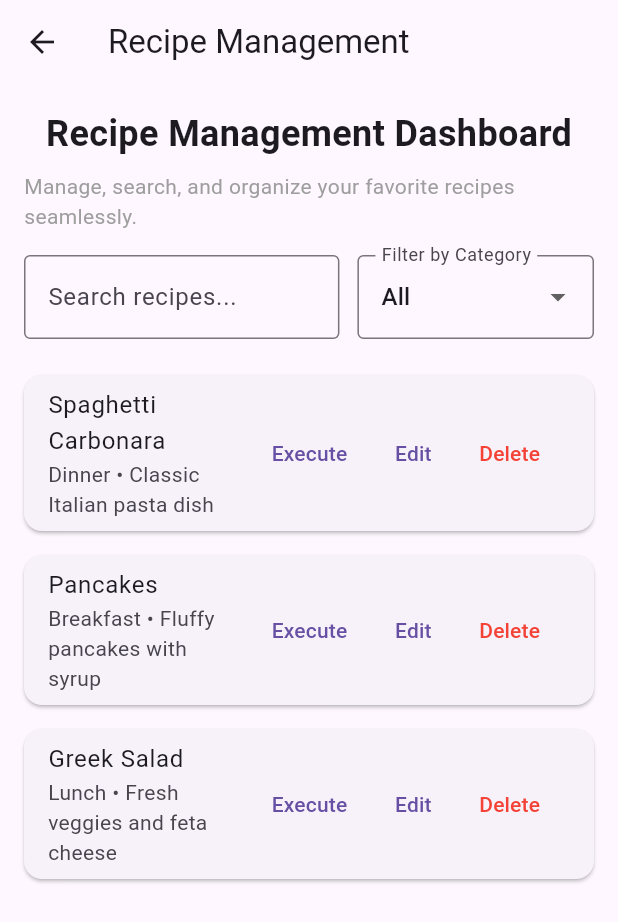
After one commit to NickVovos/Kinitos-kai-Diachytos-Ypologismos, a Flutter app: the RecipeManagementPage screen opened by its route, on a phone screen of 412 x 824 dp. The commit adds this screen. Shown: the top 922 px of the screen. Run offline on Flutter 3.47's test engine with Material 3 defaults, Android fonts, the phone set to English and light mode, and no system bars; our stand-ins replace font_awesome_flutter, image_picker.

Commit message:
adds recipe_management page

```diff
--- a/recipemanagement/lib/main.dart
+++ b/recipemanagement/lib/main.dart
@@ -1,4 +1,5 @@
 import 'package:flutter/material.dart';
+import 'package:recipemanagement/pages/recipe_management_page.dart';
 import 'pages/home_page.dart';
 import 'pages/recipe_edit_page.dart';
 
@@ -18,8 +19,7 @@ class MyApp extends StatelessWidget {
       home: HomePage(), // Home is specified here
       routes: {
         '/recipeEdit': (context) => RecipeEditPage(),
-        // You can add other routes like:
-        // '/recipeManagement': (context) => RecipeManagementPage(),
+          '/recipeManagement': (context) => RecipeManagementPage(),
         // '/recipeExecution': (context) => RecipeExecutionPage(),
       },
     );
--- /dev/null
+++ b/recipemanagement/lib/pages/recipe_management_page.dart
@@ -0,0 +1,197 @@
+import 'package:flutter/material.dart';
+
+class Recipe {
+  final int id;
+  final String name;
+  final String category;
+  final String description;
+
+  Recipe({
+    required this.id,
+    required this.name,
+    required this.category,
+    required this.description,
+  });
+}
+
+class RecipeManagementPage extends StatefulWidget {
+  @override
+  _RecipeManagementPageState createState() => _RecipeManagementPageState();
+}
+
+class _RecipeManagementPageState extends State<RecipeManagementPage> {
+  List<Recipe> recipes = [
+    Recipe(id: 1, name: 'Spaghetti Carbonara', category: 'Dinner', description: 'Classic Italian pasta dish'),
+    Recipe(id: 2, name: 'Pancakes', category: 'Breakfast', description: 'Fluffy pancakes with syrup'),
+    Recipe(id: 3, name: 'Greek Salad', category: 'Lunch', description: 'Fresh veggies and feta cheese'),
+  ];
+
+  String searchTerm = '';
+  String selectedCategory = 'All';
+  Recipe? recipeToDelete;
+
+  List<String> get categoryOptions {
+    final categories = recipes.map((r) => r.category).toSet().toList();
+    categories.sort();
+    return ['All', ...categories];
+  }
+
+  List<Recipe> get filteredRecipes {
+    return recipes.where((r) {
+      final matchesSearch = searchTerm.isEmpty ||
+          r.name.toLowerCase().contains(searchTerm.toLowerCase()) ||
+          r.description.toLowerCase().contains(searchTerm.toLowerCase());
+
+      final matchesCategory = selectedCategory == 'All' || r.category == selectedCategory;
+
+      return matchesSearch && matchesCategory;
+    }).toList();
+  }
+
+  void confirmDelete(Recipe recipe) {
+    setState(() {
+      recipeToDelete = recipe;
+    });
+  }
+
+  void deleteRecipe() {
+    setState(() {
+      recipes.removeWhere((r) => r.id == recipeToDelete!.id);
+      recipeToDelete = null;
+    });
+  }
+
+  void cancelDelete() {
+    setState(() {
+      recipeToDelete = null;
+    });
+  }
+
+  void executeRecipe(Recipe recipe) {
+    // Navigate to step execution page (stubbed)
+    ScaffoldMessenger.of(context).showSnackBar(SnackBar(content: Text('Executing ${recipe.name}')));
+  }
+
+  void editRecipe(Recipe recipe) {
+    Navigator.pushNamed(context, '/recipeEdit'); // You can pass recipe ID with arguments if needed
+  }
+
+  @override
+  Widget build(BuildContext context) {
+    return Scaffold(
+      appBar: AppBar(title: const Text('Recipe Management')),
+      body: Padding(
+        padding: const EdgeInsets.all(16),
+        child: Column(
+          children: [
+            // Heading
+            const Text(
+              'Recipe Management Dashboard',
+              style: TextStyle(fontSize: 24, fontWeight: FontWeight.bold),
+            ),
+            const SizedBox(height: 8),
+            const Text(
+              'Manage, search, and organize your favorite recipes seamlessly.',
+              style: TextStyle(color: Colors.grey),
+            ),
+            const SizedBox(height: 16),
+
+            // Search and Filter
+            Row(
+              children: [
+                Expanded(
+                  flex: 4,
+                  child: TextField(
+                    decoration: const InputDecoration(
+                      labelText: 'Search recipes...',
+                      border: OutlineInputBorder(),
+                    ),
+                    onChanged: (value) => setState(() => searchTerm = value),
+                  ),
+                ),
+                const SizedBox(width: 12),
+                Expanded(
+                  flex: 3,
+                  child: DropdownButtonFormField<String>(
+                    value: selectedCategory,
+                    decoration: const InputDecoration(
+                      labelText: 'Filter by Category',
+                      border: OutlineInputBorder(),
+                    ),
+                    items: categoryOptions
+                        .map((cat) => DropdownMenuItem(
+                              value: cat,
+                              child: Text(cat),
+                            ))
+                        .toList(),
+                    onChanged: (value) => setState(() => selectedCategory = value ?? 'All'),
+                  ),
+                ),
+              ],
+            ),
+            const SizedBox(height: 16),
+
+            // Recipe List
+            Expanded(
+              child: ListView.builder(
+                itemCount: filteredRecipes.length,
+                itemBuilder: (context, index) {
+                  final recipe = filteredRecipes[index];
+                  return Card(
+                    margin: const EdgeInsets.symmetric(vertical: 8),
+                    child: ListTile(
+                      title: Text(recipe.name),
+                      subtitle: Text('${recipe.category} • ${recipe.description}'),
+                      trailing: Row(
+                        mainAxisSize: MainAxisSize.min,
+                        children: [
+                          TextButton(
+                            onPressed: () => executeRecipe(recipe),
+                            child: const Text('Execute'),
+                          ),
+                          TextButton(
+                            onPressed: () => editRecipe(recipe),
+                            child: const Text('Edit'),
+                          ),
+                          TextButton(
+                            onPressed: () => confirmDelete(recipe),
+                            child: const Text(
+                              'Delete',
+                              style: TextStyle(color: Colors.red),
+                            ),
+                          ),
+                        ],
+                      ),
+                    ),
+                  );
+                },
+              ),
+            ),
+
+            // Delete Confirmation Modal
+            if (recipeToDelete != null)
+              AlertDialog(
+                title: const Text('Delete Recipe'),
+                content: Text(
+                  'Are you sure you want to delete "${recipeToDelete!.name}"? This action cannot be undone.',
+                ),
+                actions: [
+                  TextButton(
+                    onPressed: cancelDelete,
+                    child: const Text('Cancel'),
+                  ),
+                  TextButton(
+                    onPressed: deleteRecipe,
+                    child: const Text(
+                      'Delete',
+                      style: TextStyle(color: Colors.red),
+                    ),
+                  ),
+                ],
+              ),
+          ],
+        ),
+      ),
+    );
+  }
+}
```
